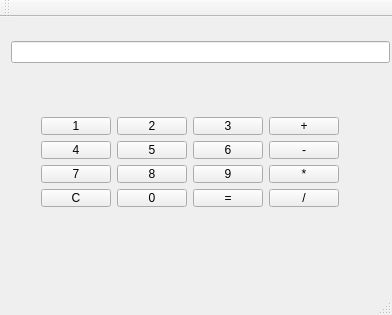
Old version of the form Homeworks. Second term/3/3/ubercalculator.ui in the repository AnnaSkachkauskaite/Homeworks.
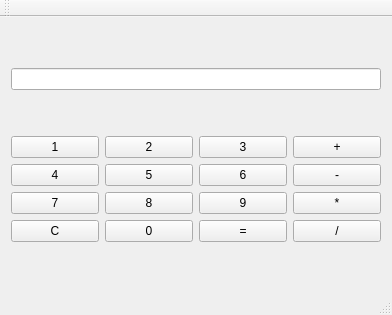
New version of the form.

The edit to the form file:
```diff
--- a/Homeworks. Second term/3/3/ubercalculator.ui
+++ b/Homeworks. Second term/3/3/ubercalculator.ui
@@ -17,15 +17,8 @@
    <bool>false</bool>
   </property>
   <widget class="QWidget" name="centralWidget">
-   <widget class="QWidget" name="verticalLayoutWidget">
-    <property name="geometry">
-     <rect>
-      <x>0</x>
-      <y>0</y>
-      <width>401</width>
-      <height>71</height>
-     </rect>
-    </property>
+   <layout class="QGridLayout" name="gridLayout_2">
+    <item row="0" column="0">
     <layout class="QVBoxLayout" name="verticalLayout">
      <item>
       <widget class="QLineEdit" name="lineEdit">
@@ -35,16 +28,8 @@
       </widget>
      </item>
     </layout>
-   </widget>
-   <widget class="QWidget" name="gridLayoutWidget">
-    <property name="geometry">
-     <rect>
-      <x>30</x>
-      <y>89</y>
-      <width>320</width>
-      <height>112</height>
-     </rect>
-    </property>
+    </item>
+    <item row="1" column="0">
     <layout class="QGridLayout" name="gridLayout">
      <item row="2" column="3">
       <widget class="QPushButton" name="pushButtonMult">
@@ -159,7 +144,8 @@
       </widget>
      </item>
     </layout>
-   </widget>
+    </item>
+   </layout>
   </widget>
   <widget class="QMenuBar" name="menuBar">
    <property name="geometry">
```
Lines whose indentation alone changed are shown as unchanged.
